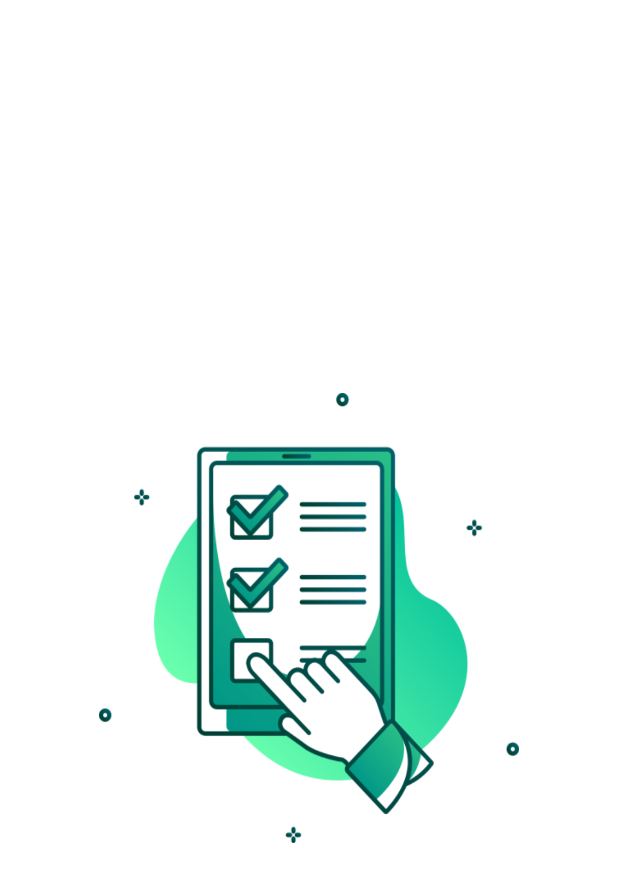
After one commit to roaa1298/taskmaster, an Android app: the splashActivity screen opened directly, with no data from a screen before it, on a phone screen of 412 x 824 dp. The commit adds this screen. Shown: the top 882 px of the screen. Run offline under Robolectric (Android 15) with nearby library versions, the phone set to English and light mode, and no system bars; Roboto replaces fonts that are not available here; 1 statement that could not run was skipped.

Commit message:
preparing for release, create a splash screen

```diff
--- /dev/null
+++ b/app/src/main/java/com/roaa/mytasks/data/splashActivity.java
@@ -0,0 +1,20 @@
+package com.roaa.mytasks.data;
+
+import androidx.appcompat.app.AppCompatActivity;
+
+import android.content.Intent;
+import android.os.Bundle;
+
+import com.roaa.mytasks.MainActivity;
+
+public class splashActivity extends AppCompatActivity {
+
+    @Override
+    protected void onCreate(Bundle savedInstanceState) {
+        super.onCreate(savedInstanceState);
+
+        startActivity(new Intent(splashActivity.this, MainActivity.class));
+
+        finish();
+    }
+}
--- /dev/null
+++ b/app/src/main/res/drawable/splash_screenbackground.xml
@@ -0,0 +1,13 @@
+<?xml version="1.0" encoding="utf-8"?>
+<layer-list xmlns:android="http://schemas.android.com/apk/res/android">
+    <item>
+        <color android:color="@color/splash_background_color"/>
+    </item>
+    <item
+        android:width="280dp"
+        android:height="300dp"
+        android:gravity="center"
+        android:drawable="@drawable/task">
+    </item>
+
+</layer-list>
--- a/app/src/main/res/values/colors.xml
+++ b/app/src/main/res/values/colors.xml
@@ -7,4 +7,5 @@
     <color name="teal_700">#FF018786</color>
     <color name="black">#FF000000</color>
     <color name="white">#FFFFFFFF</color>
+    <color name="splash_background_color">#ffffff</color>
 </resources>
--- a/app/src/main/res/values/themes.xml
+++ b/app/src/main/res/values/themes.xml
@@ -19,4 +19,11 @@
         <item name="cardCornerRadius">10dp</item>
         <item name="cardElevation">4dp</item>
     </style>
+
+    <style name="SplashTheme" parent ="Theme.AppCompat.Light.NoActionBar">
+        <item name="android:windowBackground">@drawable/splash_screenbackground</item>
+        <item name="android:windowNoTitle">true</item>
+        <item name="android:windowFullscreen">true</item>
+    </style>
+
 </resources>
```
Also changed, not shown: app/src/main/AndroidManifest.xml (+12 -6 lines), app/src/main/java/com/roaa/mytasks/MainActivity.java (+23 -16 lines), app/src/main/java/com/roaa/mytasks/MainActivity2.java (+10 -5 lines), app/src/main/res/layout/activity_splash.xml (added, +9 -0 lines), app/src/main/res/drawable/task.png (added), 6 other files.
